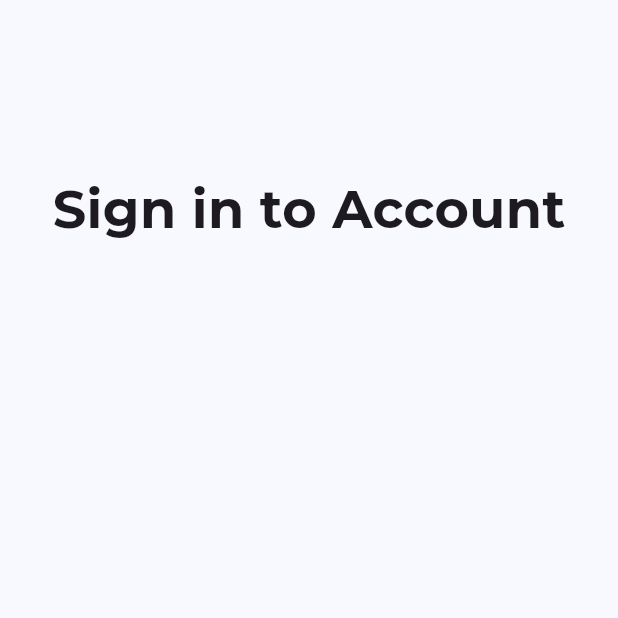
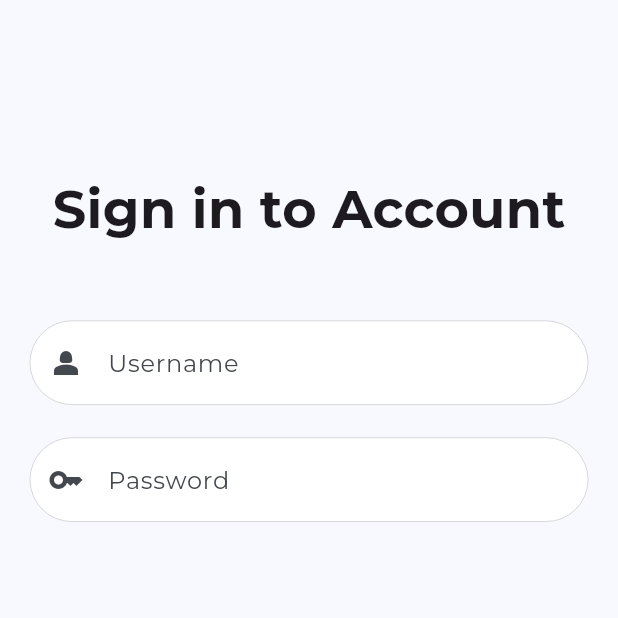
Before and after one commit to abhijithu1/medconnectapp, a Flutter app: the screen it shows after launch, on a phone screen of 412 x 824 dp, the top half of it. Run offline on Flutter 3.47's test engine with Material 3 defaults, Android fonts, the phone set to English and light mode, and no system bars; our stand-ins replace flutter_secure_storage, get, google_fonts.

Commit message:
textform filed added

```diff
--- a/lib/auth/authview.dart
+++ b/lib/auth/authview.dart
@@ -7,6 +7,8 @@ class AuthPage extends StatelessWidget {
   Widget build(BuildContext context) {
     final _screenheight = MediaQuery.of(context).size.height;
     final _screenwidth = MediaQuery.of(context).size.width;
+    TextEditingController usercntl = TextEditingController();
+    TextEditingController passcntl = TextEditingController();
     return Scaffold(
       body: SafeArea(
         child: Container(
@@ -20,10 +22,63 @@ class AuthPage extends StatelessWidget {
             ),
             child: Column(
               children: [
-                Text(
+                const Text(
                   'Sign in to Account',
                   style: TextStyle(fontSize: 35.0, fontWeight: FontWeight.bold),
-                )
+                ),
+                SizedBox(
+                  height: 50,
+                ),
+                Container(
+                  height: _screenheight * 0.07031547,
+                  child: TextField(
+                    controller: usercntl,
+                    decoration: InputDecoration(
+                      filled: true,
+                      prefixIcon: Icon(Icons.person_2),
+                      fillColor: Colors.white,
+
+                      // focusColor: AdvColors.loginfield,
+                      // hoverColor: AdvColors.loginfield,
+                      enabledBorder: OutlineInputBorder(
+                          borderRadius: BorderRadius.circular(35),
+                          borderSide: BorderSide(width: 0.1)),
+                      focusedBorder: OutlineInputBorder(
+                          borderRadius: BorderRadius.circular(35),
+                          borderSide: BorderSide(width: 0.5)),
+                      disabledBorder: OutlineInputBorder(
+                        borderRadius: BorderRadius.circular(35),
+                      ),
+                      hintText: "Username",
+                    ),
+                  ),
+                ),
+                SizedBox(
+                  height: 20,
+                ),
+                Container(
+                  height: _screenheight * 0.07031547,
+                  child: TextField(
+                    controller: passcntl,
+                    decoration: InputDecoration(
+                      filled: true,
+                      prefixIcon: Icon(Icons.key),
+                      fillColor: Colors.white,
+                      // focusColor: AdvColors.loginfield,
+                      // hoverColor: AdvColors.loginfield,
+                      enabledBorder: OutlineInputBorder(
+                          borderRadius: BorderRadius.circular(35),
+                          borderSide: BorderSide(width: 0.1)),
+                      focusedBorder: OutlineInputBorder(
+                          borderRadius: BorderRadius.circular(35),
+                          borderSide: BorderSide(width: 0.5)),
+                      disabledBorder: OutlineInputBorder(
+                        borderRadius: BorderRadius.circular(35),
+                      ),
+                      hintText: "Password",
+                    ),
+                  ),
+                ),
               ],
             ),
           ),
```
